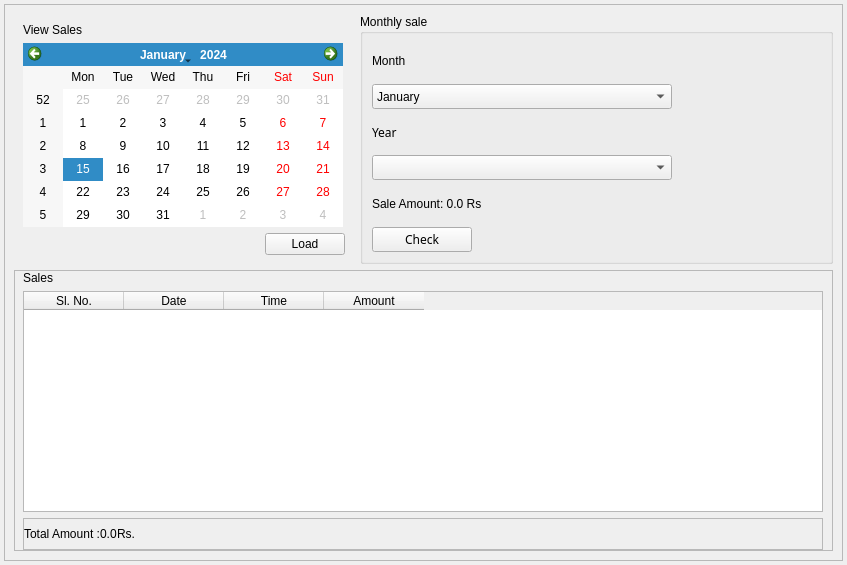
Qt form ui/sales.ui (sarin32/Supermarket-Inventory-and-Sales-Management-System) before a commit.
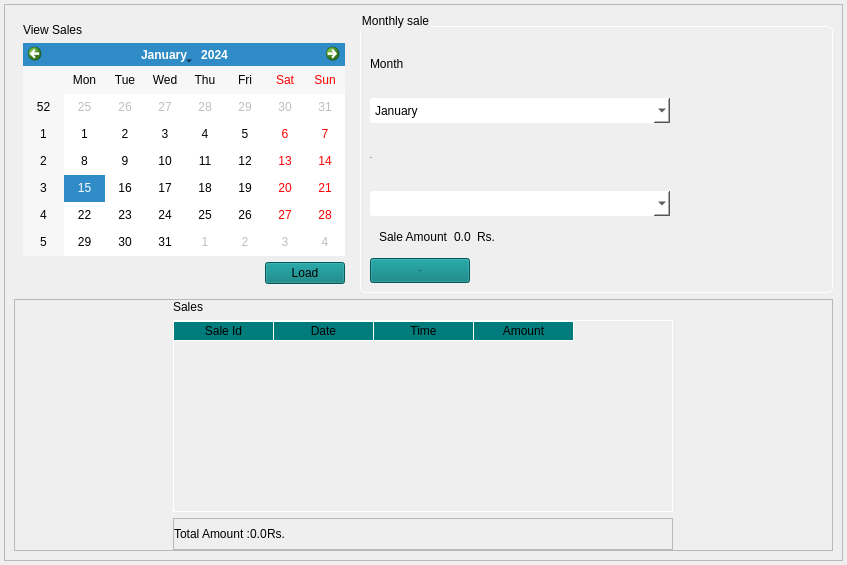
The same form after that commit.

What changed in the file:
```diff
--- a/ui/sales.ui
+++ b/ui/sales.ui
@@ -13,6 +13,117 @@
   <property name="windowTitle">
    <string>Form</string>
   </property>
+  <property name="styleSheet">
+   <string notr="true">/*======================= QWidget=======================*/
+QWidget[type=&quot;main&quot;]{
+    background-color:rgb(0, 124, 124);
+}
+/*=======================================================*/
+
+/*======================= QLabel=========================*/
+QLabel{
+    font: 15px  &quot;Centular&quot;;
+}
+QLabel[type=&quot;bold&quot;]{
+    font-weight:bold;
+}
+QLabel[type=&quot;heading&quot;]{
+    font-weight:bold;
+    font-size:16px;
+}
+/*=======================================================*/
+
+/*======================= QPushButton=========================*/
+QPushButton{
+    font: 15px  &quot;Centular&quot;;
+    background-color:rgb(0, 124, 124);
+}
+/*=======================================================*/
+
+/*======================= QFrame=========================*/
+QFrame[type = &quot;mainframe&quot;]{
+    background-color:rgb(51, 152, 152);
+	border-radius:6px;
+}
+/*=======================================================*/
+
+/*======================= QGroupBox=========================*/
+QGroupBox {
+    border: 1px solid #fff;
+    border-radius: 5px;
+    margin-top:12px;
+    font: bold 12px  &quot;Centular&quot;;
+ }
+ QGroupBox::title {
+    subcontrol-origin: margin;
+    font: 8pt &quot;MS Sans Serif&quot;;
+ }
+/*=======================================================*/
+
+/*======================= inputs=========================*/
+QComboBox,QSpinBox,QLineEdit{
+	background-color:rgb(255, 255, 255);
+	color:#000;
+	border-radius:3px;
+}
+QMessageBox,QInputDialog{
+	background-color: rgb(51, 152, 152);
+}
+/*=======================================================*/
+
+/*======================= tables=========================*/
+QTableWidget{
+	gridline-color: #ffffff;
+	background-color: transparent;
+	border:1px solid rgb(255, 255, 255);
+	font: 13px  &quot;Centular&quot;;
+}
+QHeaderView {
+	background-color: transparent;
+}
+QHeaderView::section {
+	background-color: rgb(0, 124, 124);
+	font: bold 13px  &quot;Centular&quot; ;
+	border-bottom: 1px solid #fff;
+    border-right: 1px solid #fff;
+}
+QHeaderView::section:horizontal{
+    border-top: 1px solid #fff;
+}
+QHeaderView::section:vertical{
+    border-left: 1px solid #fff;
+}
+QTableWidget::item::selected{
+    Color:#000;
+    Background: #fff;
+}
+/*=======================================================*/
+
+/*======================= menubar=========================*/
+QMenuBar{
+    background-color: #333399;
+    color: #999;
+}
+QMenuBar::item{
+    background-color: #333399;
+    color: #999;
+}
+QMenuBar::item::selected{
+    background-color: #3399cc;
+    color: #fff;
+}
+QMenu{
+    background-color: #3399cc;
+    color: #fff;
+}
+QMenu::item::selected{
+    background-color: #333399;
+    color: #999;
+}
+/*=======================================================*/
+
+</string>
+  </property>
   <property name="type" stdset="0">
    <string>main</string>
   </property>
@@ -34,6 +145,9 @@
    </property>
    <item>
     <widget class="QFrame" name="mainframe_1">
+     <property name="styleSheet">
+      <string notr="true"/>
+     </property>
      <property name="frameShape">
       <enum>QFrame::StyledPanel</enum>
      </property>
@@ -144,6 +258,7 @@
            <property name="font">
             <font>
              <family>Centular</family>
+             <pointsize>-1</pointsize>
              <weight>50</weight>
              <italic>false</italic>
              <bold>false</bold>
@@ -170,11 +285,46 @@
            </property>
           </widget>
          </item>
-         <item>
-          <widget class="QLabel" name="label_6">
-           <property name="text">
-            <string>Sale Amount: 0.0 Rs</string>
+         <item alignment="Qt::AlignLeft">
+          <widget class="QFrame" name="frame_6">
+           <property name="minimumSize">
+            <size>
+             <width>0</width>
+             <height>30</height>
+            </size>
            </property>
+           <property name="maximumSize">
+            <size>
+             <width>16777215</width>
+             <height>30</height>
+            </size>
+           </property>
+           <layout class="QHBoxLayout" name="horizontalLayout_3">
+            <item>
+             <widget class="QLabel" name="labelTotal_2">
+              <property name="text">
+               <string>Sale Amount</string>
+              </property>
+             </widget>
+            </item>
+            <item>
+             <widget class="QLabel" name="labelMonthlyAmount">
+              <property name="text">
+               <string>0.0</string>
+              </property>
+              <property name="type" stdset="0">
+               <string>bold</string>
+              </property>
+             </widget>
+            </item>
+            <item>
+             <widget class="QLabel" name="labelRs_2">
+              <property name="text">
+               <string>Rs.</string>
+              </property>
+             </widget>
+            </item>
+           </layout>
           </widget>
          </item>
          <item>
@@ -188,6 +338,7 @@
            <property name="font">
             <font>
              <family>Centular</family>
+             <pointsize>-1</pointsize>
              <weight>50</weight>
              <italic>false</italic>
              <bold>false</bold>
@@ -242,13 +393,16 @@
           <widget class="QTableWidget" name="tableWidget">
            <property name="maximumSize">
             <size>
-             <width>800</width>
+             <width>500</width>
              <height>16777215</height>
             </size>
            </property>
+           <attribute name="verticalHeaderVisible">
+            <bool>false</bool>
+           </attribute>
            <column>
             <property name="text">
-             <string>Sl. No.</string>
+             <string>Sale Id</string>
             </property>
            </column>
            <column>
@@ -360,7 +514,7 @@
         <property name="maximumSize">
          <size>
           <width>340</width>
-          <height>250</height>
+          <height>280</height>
          </size>
         </property>
         <layout class="QVBoxLayout" name="verticalLayout_2">
@@ -375,14 +529,7 @@
           </widget>
          </item>
          <item>
-          <widget class="QCalendarWidget" name="calendarWidget">
-           <property name="maximumSize">
-            <size>
-             <width>320</width>
-             <height>5000</height>
-            </size>
-           </property>
-          </widget>
+          <widget class="QCalendarWidget" name="calendar"/>
          </item>
          <item alignment="Qt::AlignRight">
           <widget class="QPushButton" name="pushButton">
```
Left out of the diff: 12 changed lines with no effect on the pictures.
